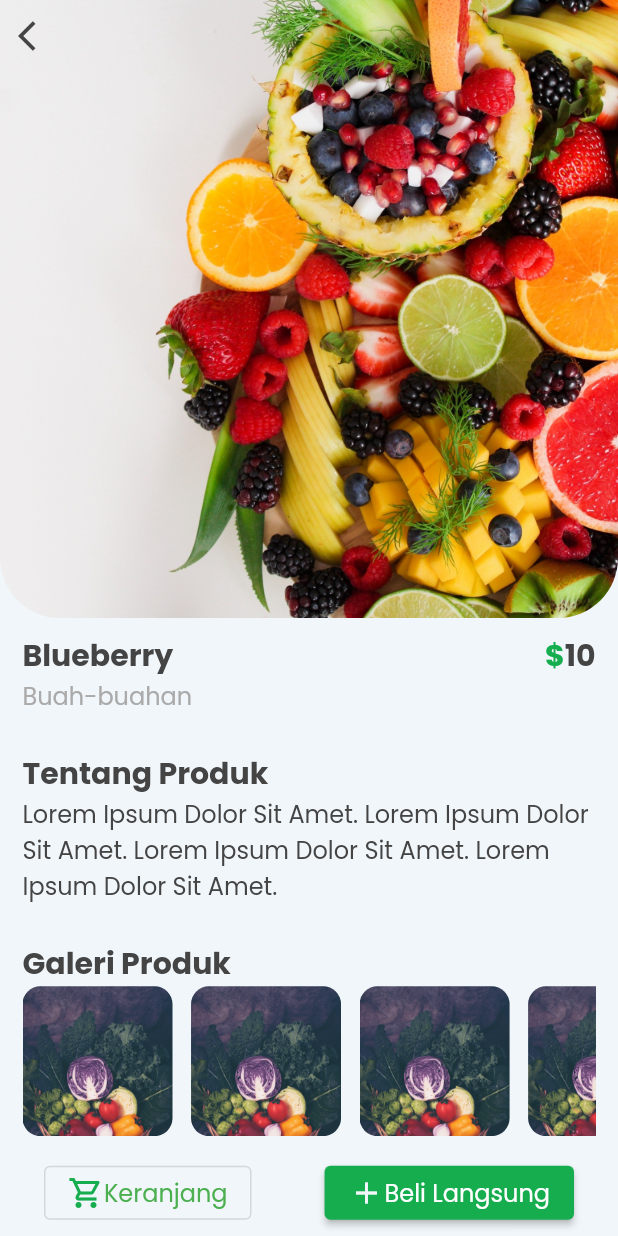
After one commit to bagussubagja/healthy-buddy-mobile-app, a Flutter app: the FoodStoreDetailScreen screen opened by its route, on a phone screen of 412 x 824 dp. The commit adds this screen. Run offline on Flutter 3.47's test engine with Material 2 defaults, Android fonts, the phone set to English and light mode, and no system bars; our stand-ins replace cached_network_image, carousel_slider, connectivity_plus, flutter_rating_bar, flutter_svg, lottie and 3 more.

Commit message:
Add Food Store Detail Screen Feature

```diff
--- a/lib/routes/routes.dart
+++ b/lib/routes/routes.dart
@@ -3,6 +3,7 @@ import 'package:healthy_buddy_mobile_app/screens/authentication/register_screen.
 import 'package:healthy_buddy_mobile_app/screens/home/state_ui.dart';
 import 'package:healthy_buddy_mobile_app/screens/main_features_screens/foodies/food-receipt-screen/food_receipt_detail_screen.dart';
 import 'package:healthy_buddy_mobile_app/screens/main_features_screens/foodies/food-receipt-screen/food_receipt_menu.dart';
+import 'package:healthy_buddy_mobile_app/screens/main_features_screens/foodies/food-store-screen/food_store_detail_screen.dart';
 import 'package:healthy_buddy_mobile_app/screens/main_features_screens/foodies/food-store-screen/food_store_main_screen.dart';
 import 'package:healthy_buddy_mobile_app/screens/main_features_screens/foodies/foodies_main_screen.dart';
 import 'package:healthy_buddy_mobile_app/screens/home/body_page_screen.dart';
@@ -21,6 +22,7 @@ class AppRoutes {
   static const String foodReceiptMenu = '/foodReceiptMenu';
   static const String foodReceiptDetailScreen = '/foodReceiptDetailScreen';
   static const String foodStoreMainScreen = '/foodStore';
+  static const String foodStoreDetailScreen = '/foodStoreDetail';
   static const String sportScreen = '/sport';
   static const String myDocScreen = '/myDocScreen';
   static const String myDocDetailScreen = '/myDocDetailScreen';
@@ -37,6 +39,7 @@ class AppRoutes {
     foodReceiptMenu: (context) => FoodReceiptMenuScreen(),
     foodReceiptDetailScreen: (context) => FoodReceiptDetailScreen(),
     foodStoreMainScreen: (context) => FoodStoreMainScreen(),
+    foodStoreDetailScreen: (context) => FoodStoreDetailScreen(),
     sportScreen: (context) => const SportScreen(),
     myDocScreen: (context) => MyDocMainScreen(),
     myDocDetailScreen: (context) => MyDocDetailScreen(),
--- /dev/null
+++ b/lib/screens/main_features_screens/foodies/food-store-screen/food_store_detail_screen.dart
@@ -0,0 +1,210 @@
+import 'dart:ui';
+
+import 'package:flutter/material.dart';
+import 'package:healthy_buddy_mobile_app/shared/theme.dart';
+import 'package:sizer/sizer.dart';
+
+import '../../../widgets/margin_height.dart';
+import '../../../widgets/margin_width.dart';
+
+class FoodStoreDetailScreen extends StatelessWidget {
+  const FoodStoreDetailScreen({super.key});
+
+  @override
+  Widget build(BuildContext context) {
+    return Scaffold(
+      backgroundColor: bgColor,
+      body: SafeArea(
+          child: Stack(
+        children: [
+          SingleChildScrollView(
+            child: Column(
+              children: [
+                _imageSection(context),
+                Padding(
+                  padding: defaultPadding.copyWith(bottom: 12.h),
+                  child: Column(
+                    crossAxisAlignment: CrossAxisAlignment.start,
+                    children: [
+                      _itemTitle(),
+                      MarginHeight(height: 3.h),
+                      _itemDesc(),
+                      MarginHeight(height: 3.h),
+                      _productGallery()
+                    ],
+                  ),
+                ),
+              ],
+            ),
+          ),
+          Positioned(
+            bottom: 0,
+            child: Container(
+              padding: const EdgeInsets.only(left: 5, right: 5),
+              height: 7.h,
+              width: 100.w,
+              decoration: BoxDecoration(
+                borderRadius: const BorderRadius.only(
+                  topLeft: Radius.circular(12),
+                  topRight: Radius.circular(12),
+                ),
+                color: whiteColor,
+              ),
+              child: Row(
+                mainAxisAlignment: MainAxisAlignment.spaceAround,
+                children: [
+                  OutlinedButton(
+                    onPressed: () {},
+                    child: Row(
+                      children: [
+                        Icon(
+                          Icons.shopping_cart_outlined,
+                          color: greenColor,
+                        ),
+                        Text(
+                          'Keranjang',
+                          style: regularStyle,
+                        )
+                      ],
+                    ),
+                  ),
+                  ElevatedButton(
+                    onPressed: () {},
+                    style:
+                        ElevatedButton.styleFrom(backgroundColor: greenColor),
+                    child: Row(
+                      children: [
+                        Icon(
+                          Icons.add,
+                          color: whiteColor,
+                        ),
+                        Text(
+                          'Beli Langsung',
+                          style: regularStyle,
+                        )
+                      ],
+                    ),
+                  )
+                ],
+              ),
+            ),
+          )
+        ],
+      )),
+    );
+  }
+
+  Widget _imageSection(BuildContext context) {
+    return Stack(
+      clipBehavior: Clip.none,
+      children: [
+        SizedBox(
+          width: double.infinity,
+          height: 50.h,
+          child: ClipRRect(
+            borderRadius: const BorderRadius.only(
+                bottomLeft: Radius.circular(40),
+                bottomRight: Radius.circular(40)),
+            child: Image.asset(
+              'assets/images/discount-offers.jpg',
+              fit: BoxFit.cover,
+            ),
+          ),
+        ),
+        IconButton(
+          onPressed: () {
+            Navigator.pop(context);
+          },
+          icon: Icon(
+            Icons.arrow_back_ios,
+            color: blackColor,
+          ),
+        ),
+      ],
+    );
+  }
+
+  Widget _itemTitle() {
+    return Column(
+      crossAxisAlignment: CrossAxisAlignment.start,
+      children: [
+        Row(
+          mainAxisAlignment: MainAxisAlignment.spaceBetween,
+          children: [
+            Text(
+              'Blueberry',
+              style: titleStyle.copyWith(color: blackColor),
+            ),
+            Row(
+              children: [
+                Text(
+                  '\$',
+                  style: titleStyle.copyWith(color: greenColor),
+                ),
+                Text(
+                  '10',
+                  style: titleStyle.copyWith(color: blackColor),
+                )
+              ],
+            )
+          ],
+        ),
+        Text(
+          'Buah-buahan',
+          style: regularStyle.copyWith(color: greyTextColor),
+        )
+      ],
+    );
+  }
+
+  Widget _itemDesc() {
+    return Column(
+      crossAxisAlignment: CrossAxisAlignment.start,
+      children: [
+        Text(
+          'Tentang Produk',
+          style: titleStyle.copyWith(color: blackColor),
+        ),
+        Text(
+          'Lorem Ipsum Dolor Sit Amet. Lorem Ipsum Dolor Sit Amet. Lorem Ipsum Dolor Sit Amet. Lorem Ipsum Dolor Sit Amet.',
+          style: regularStyle.copyWith(color: blackColor),
+        )
+      ],
+    );
+  }
+
+  Widget _productGallery() {
+    return Column(
+      crossAxisAlignment: CrossAxisAlignment.start,
+      children: [
+        Text(
+          'Galeri Produk',
+          style: titleStyle.copyWith(color: blackColor),
+        ),
+        SizedBox(
+          height: 100,
+          child: ListView.separated(
+              shrinkWrap: true,
+              scrollDirection: Axis.horizontal,
+              itemBuilder: (context, index) {
+                return SizedBox(
+                  height: 100,
+                  width: 100,
+                  child: ClipRRect(
+                    borderRadius: BorderRadius.circular(12),
+                    child: Image.asset(
+                      'assets/images/onboardscreen.png',
+                      fit: BoxFit.cover,
+                    ),
+                  ),
+                );
+              },
+              separatorBuilder: (context, index) {
+                return MarginWidth(width: 3.w);
+              },
+              itemCount: 5),
+        )
+      ],
+    );
+  }
+}
--- a/lib/screens/main_features_screens/foodies/food-store-screen/food_store_main_screen.dart
+++ b/lib/screens/main_features_screens/foodies/food-store-screen/food_store_main_screen.dart
@@ -1,6 +1,7 @@
 import 'dart:async';
 
 import 'package:flutter/material.dart';
+import 'package:healthy_buddy_mobile_app/routes/routes.dart';
 import 'package:healthy_buddy_mobile_app/screens/widgets/margin_height.dart';
 import 'package:healthy_buddy_mobile_app/shared/theme.dart';
 import 'package:sizer/sizer.dart';
@@ -24,6 +25,8 @@ class _FoodStoreMainScreenState extends State<FoodStoreMainScreen> {
 
   List<bool> _selectedToogle = [true, false, false, false];
 
+  List<String> _foodStoreCategory = ["Buah", "Sayuran", "Instan", "Minuman"];
+
   int _currentIndex = 0;
   @override
   void initState() {
@@ -34,6 +37,14 @@ class _FoodStoreMainScreenState extends State<FoodStoreMainScreen> {
   @override
   Widget build(BuildContext context) {
     return Scaffold(
+      floatingActionButton: FloatingActionButton(
+        onPressed: () {},
+        backgroundColor: greenColor,
+        child: Icon(
+          Icons.shopping_cart_outlined,
+          color: whiteColor,
+        ),
+      ),
       appBar: AppBar(
         backgroundColor: bgColor,
         elevation: 0,
@@ -204,7 +215,7 @@ class _FoodStoreMainScreenState extends State<FoodStoreMainScreen> {
                               ? greenDarkerColor
                               : greyTextColor)),
                   child: Text(
-                    "Helloo",
+                    _foodStoreCategory[index],
                     style: regularStyle.copyWith(
                         color: _selectedToogle[index]
                             ? greenDarkerColor
@@ -232,7 +243,11 @@ class _FoodStoreMainScreenState extends State<FoodStoreMainScreen> {
         shrinkWrap: true,
         primary: false,
         itemBuilder: (context, index) {
-          return Container(
+          return GestureDetector(
+            onTap: () {
+              Navigator.pushNamed(context, AppRoutes.foodStoreDetailScreen);
+            },
+            child: Container(
               alignment: Alignment.center,
               margin: const EdgeInsets.all(10),
               decoration: BoxDecoration(
@@ -280,6 +295,7 @@ class _FoodStoreMainScreenState extends State<FoodStoreMainScreen> {
                   ),
                 ],
               ),
+            ),
           );
         },
         itemCount: 6);
--- a/lib/screens/main_features_screens/foodies/foodies_main_screen.dart
+++ b/lib/screens/main_features_screens/foodies/foodies_main_screen.dart
@@ -35,9 +35,11 @@ class _FoodiesScreenState extends State<FoodiesScreen> {
   }
 
   void showContent() {
-    setState(() {
-      _isContentShow = true;
-    });
+    if (mounted) {
+      setState(() {
+        _isContentShow = true;
+      });
+    }
   }
 
   final List<String> _iconImage = [
--- a/lib/screens/main_features_screens/mydoc/detail_screen/mydoc_detail_screen.dart
+++ b/lib/screens/main_features_screens/mydoc/detail_screen/mydoc_detail_screen.dart
@@ -47,7 +47,7 @@ class MyDocDetailScreen extends StatelessWidget {
       children: [
         SizedBox(
           width: double.infinity,
-          height: 400,
+          height: 50.h,
           child: Image.asset(
             'assets/images/dokter1.jpg',
             fit: BoxFit.cover,
```
Lines whose indentation alone changed are shown as unchanged.
